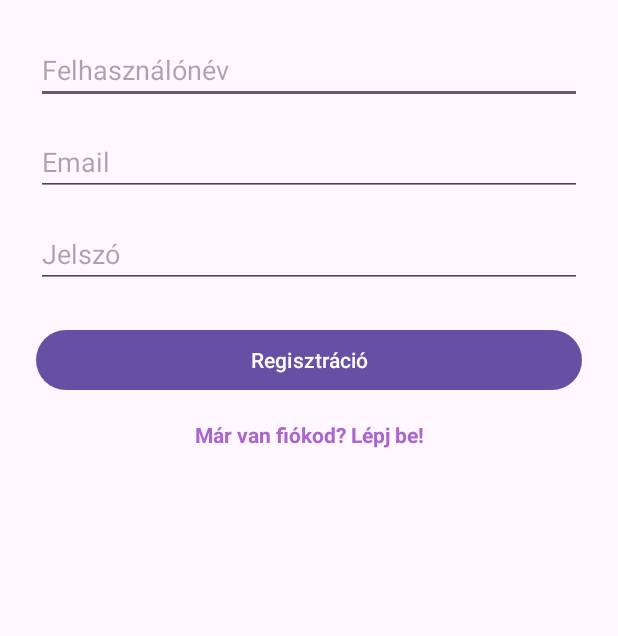
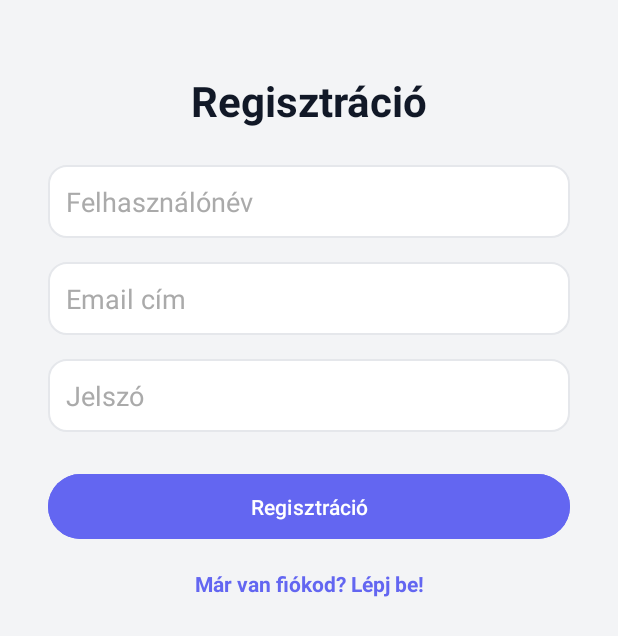
Before and after one commit to wia09/ConcertTicketApp, an Android app: the RegisterActivity screen opened directly, with no data from a screen before it, on a phone screen of 412 x 824 dp. Shown: the top 636 px of the screen. Run offline under Robolectric (Android 15) with nearby library versions, the phone set to English and light mode, and no system bars; our stand-ins replace Firebase (no records; nobody signed in at launch, a user with empty details on screens opened directly).

Commit message:
1. merfoldko - megjelenes

```diff
--- a/app/src/main/java/com/example/concertticketapp/LoginActivity.java
+++ b/app/src/main/java/com/example/concertticketapp/LoginActivity.java
@@ -41,7 +41,7 @@ public class LoginActivity extends AppCompatActivity {
                         finish();
                     })
                     .addOnFailureListener(e ->
-                            Toast.makeText(this, "Hiba: " + e.getMessage(), Toast.LENGTH_SHORT).show()
+                            Toast.makeText(this, "Sikertelen bejelentkezés!", Toast.LENGTH_SHORT).show()
                     );
         });
 
--- a/app/src/main/java/com/example/concertticketapp/RegisterActivity.java
+++ b/app/src/main/java/com/example/concertticketapp/RegisterActivity.java
@@ -52,7 +52,7 @@ public class RegisterActivity extends AppCompatActivity {
                         finish();
                     })
                     .addOnFailureListener(e ->
-                            Toast.makeText(this, "Hiba: " + e.getMessage(), Toast.LENGTH_SHORT).show()
+                            Toast.makeText(this, "Sikertelen regisztráció!", Toast.LENGTH_SHORT).show()
                     );
         });
 
--- /dev/null
+++ b/app/src/main/res/drawable/edit_text_bg.xml
@@ -0,0 +1,7 @@
+<?xml version="1.0" encoding="utf-8"?>
+<shape xmlns:android="http://schemas.android.com/apk/res/android"
+    android:shape="rectangle">
+    <solid android:color="#FFFFFF"/>
+    <corners android:radius="12dp"/>
+    <stroke android:width="1dp" android:color="#E5E7EB"/>
+</shape>
--- a/app/src/main/res/layout/activity_register.xml
+++ b/app/src/main/res/layout/activity_register.xml
@@ -1,9 +1,24 @@
 <?xml version="1.0" encoding="utf-8"?>
-<androidx.constraintlayout.widget.ConstraintLayout xmlns:android="http://schemas.android.com/apk/res/android"
+<androidx.constraintlayout.widget.ConstraintLayout
+    xmlns:android="http://schemas.android.com/apk/res/android"
     xmlns:app="http://schemas.android.com/apk/res-auto"
     android:layout_width="match_parent"
     android:layout_height="match_parent"
-    android:padding="24dp">
+    android:background="#F3F4F6">
+
+    <TextView
+        android:id="@+id/textTitle"
+        android:layout_width="wrap_content"
+        android:layout_height="wrap_content"
+        android:text="Regisztráció"
+        android:textSize="28sp"
+        android:textStyle="bold"
+        android:textColor="#111827"
+        app:layout_constraintTop_toTopOf="parent"
+        app:layout_constraintBottom_toTopOf="@id/usernameInput"
+        app:layout_constraintStart_toStartOf="parent"
+        app:layout_constraintEnd_toEndOf="parent"
+        android:layout_marginTop="48dp" />
 
     <EditText
         android:id="@+id/usernameInput"
@@ -11,20 +26,31 @@
         android:layout_height="wrap_content"
         android:hint="Felhasználónév"
         android:inputType="textPersonName"
-        app:layout_constraintTop_toTopOf="parent"
+        android:background="@drawable/edit_text_bg"
+        android:padding="12dp"
+        android:textColor="#111827"
+        android:textColorHint="#AAAAAA"
+        app:layout_constraintTop_toBottomOf="@id/textTitle"
         app:layout_constraintStart_toStartOf="parent"
-        app:layout_constraintEnd_toEndOf="parent" />
+        app:layout_constraintEnd_toEndOf="parent"
+        android:layout_marginHorizontal="32dp"
+        android:layout_marginTop="24dp" />
 
     <EditText
         android:id="@+id/emailInput"
         android:layout_width="0dp"
         android:layout_height="wrap_content"
-        android:hint="Email"
+        android:hint="Email cím"
         android:inputType="textEmailAddress"
-        android:layout_marginTop="16dp"
+        android:background="@drawable/edit_text_bg"
+        android:padding="12dp"
+        android:textColor="#111827"
+        android:textColorHint="#AAAAAA"
         app:layout_constraintTop_toBottomOf="@id/usernameInput"
         app:layout_constraintStart_toStartOf="parent"
-        app:layout_constraintEnd_toEndOf="parent" />
+        app:layout_constraintEnd_toEndOf="parent"
+        android:layout_marginHorizontal="32dp"
+        android:layout_marginTop="16dp" />
 
     <EditText
         android:id="@+id/passwordInput"
@@ -32,31 +58,40 @@
         android:layout_height="wrap_content"
         android:hint="Jelszó"
         android:inputType="textPassword"
-        android:layout_marginTop="16dp"
+        android:background="@drawable/edit_text_bg"
+        android:padding="12dp"
+        android:textColor="#111827"
+        android:textColorHint="#AAAAAA"
         app:layout_constraintTop_toBottomOf="@id/emailInput"
         app:layout_constraintStart_toStartOf="parent"
-        app:layout_constraintEnd_toEndOf="parent" />
+        app:layout_constraintEnd_toEndOf="parent"
+        android:layout_marginHorizontal="32dp"
+        android:layout_marginTop="16dp" />
 
     <Button
         android:id="@+id/buttonRegister"
         android:layout_width="0dp"
         android:layout_height="wrap_content"
         android:text="Regisztráció"
-        android:layout_marginTop="24dp"
+        android:backgroundTint="#6366F1"
+        android:textColor="#FFFFFF"
+        android:padding="12dp"
         app:layout_constraintTop_toBottomOf="@id/passwordInput"
         app:layout_constraintStart_toStartOf="parent"
-        app:layout_constraintEnd_toEndOf="parent" />
+        app:layout_constraintEnd_toEndOf="parent"
+        android:layout_marginHorizontal="32dp"
+        android:layout_marginTop="24dp" />
 
     <TextView
         android:id="@+id/textLoginLink"
         android:layout_width="wrap_content"
         android:layout_height="wrap_content"
         android:text="Már van fiókod? Lépj be!"
-        android:textColor="@android:color/holo_purple"
+        android:textColor="#6366F1"
         android:textStyle="bold"
-        android:layout_marginTop="16dp"
         app:layout_constraintTop_toBottomOf="@id/buttonRegister"
         app:layout_constraintStart_toStartOf="parent"
-        app:layout_constraintEnd_toEndOf="parent" />
+        app:layout_constraintEnd_toEndOf="parent"
+        android:layout_marginTop="16dp" />
 
 </androidx.constraintlayout.widget.ConstraintLayout>
```
Also changed, not shown: app/src/main/java/com/example/concertticketapp/MainActivity.java (+31 -5 lines), app/src/main/res/drawable/button_bg.xml (added, +7 -0 lines), app/src/main/res/layout/activity_login.xml (+34 -10 lines), app/src/main/res/layout/activity_main.xml (+11 -11 lines), app/src/main/res/menu/main_menu.xml (added, +9 -0 lines), app/src/main/res/drawable/logout.png (added).
